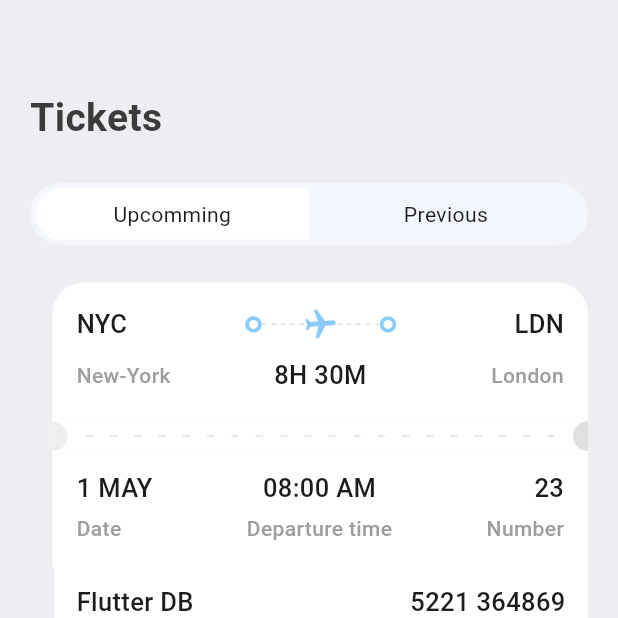
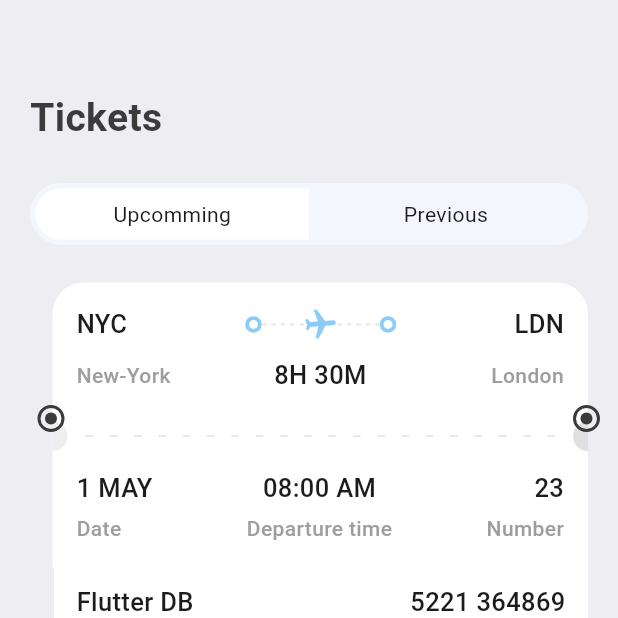
Before and after one commit to thuyavansc/flutter_ticket_booking_1, a Flutter app: the screen it shows after launch, item 3 of the bottom bar chosen, on a phone screen of 412 x 824 dp, the top half of it. Run offline on Flutter 3.47's test engine with Material 3 defaults, Android fonts, the phone set to English and light mode, and no system bars; drawn by our look-alikes of barcode_widget; our stand-ins replace get.

```diff
--- a/lib/features/myticket/presentation/pages/ticket/ticket_screen.dart
+++ b/lib/features/myticket/presentation/pages/ticket/ticket_screen.dart
@@ -119,6 +119,36 @@ class TicketScreen extends StatelessWidget {
 
             ],
         ),
+          Positioned(
+            left: 25,
+            top: 270,
+            child: Container(
+              padding: EdgeInsets.all(3),
+              decoration: BoxDecoration(
+                shape: BoxShape.circle,
+                border: Border.all(color: AppStyles.textColor, width: 2),
+              ),
+              child: CircleAvatar(
+                maxRadius: 4,
+                backgroundColor: AppStyles.textColor,
+              ),
+            ),
+          ),
+          Positioned(
+            right: 12,
+            top: 270,
+            child: Container(
+              padding: EdgeInsets.all(3),
+              decoration: BoxDecoration(
+                shape: BoxShape.circle,
+                border: Border.all(color: AppStyles.textColor, width: 2),
+              ),
+              child: CircleAvatar(
+                maxRadius: 4,
+                backgroundColor: AppStyles.textColor,
+              ),
+            ),
+          ),
       ]
       ),
     );
```
